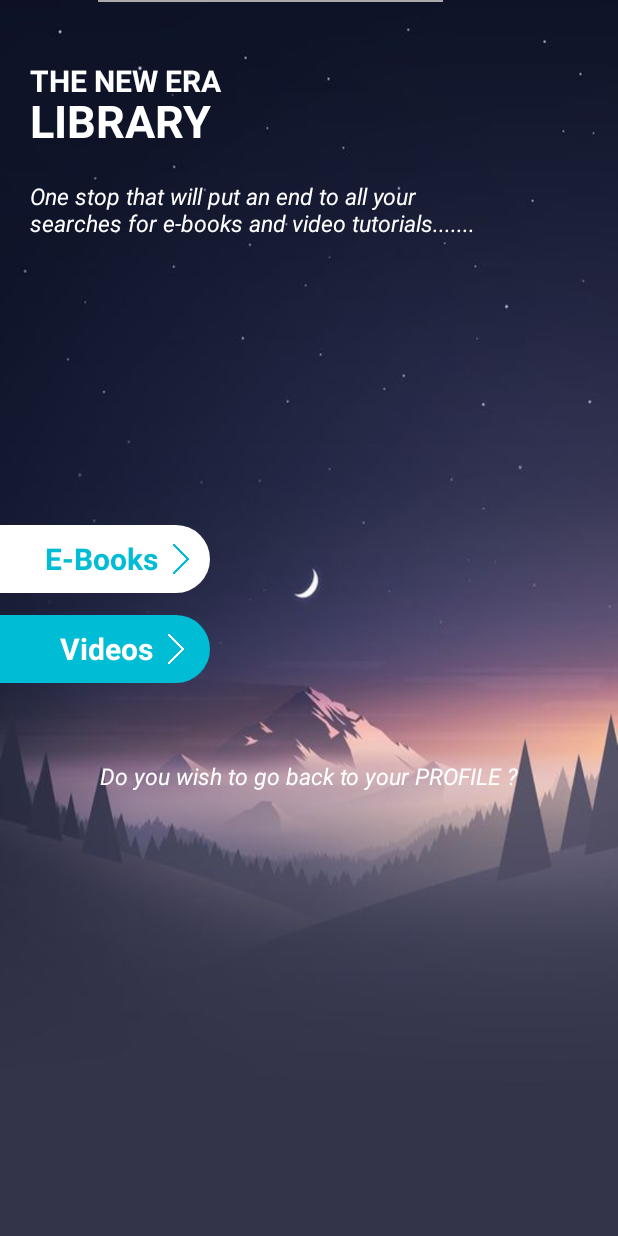
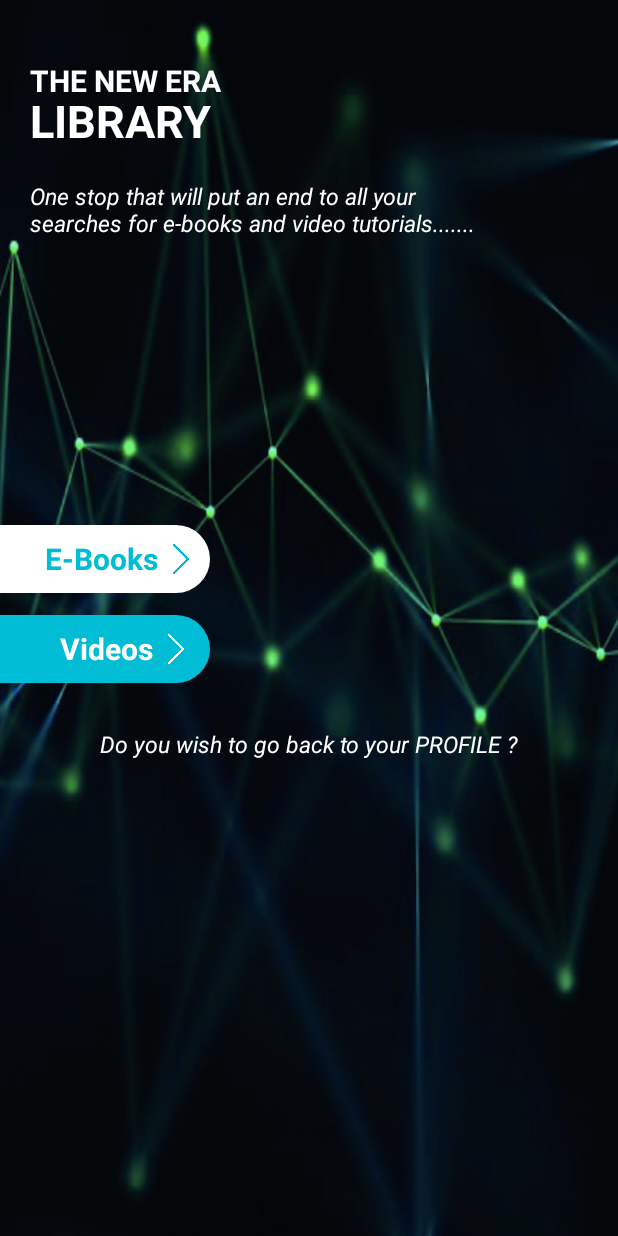
Before and after one commit to abhitroy/dino, an Android app: the screen it shows after launch once a user with an empty profile is signed in (MainActivity), on a phone screen of 412 x 824 dp. Run offline under Robolectric (Android 15) with nearby library versions, the phone set to English and light mode, and no system bars; our stand-ins replace Firebase (no records; nobody signed in at launch, a user with empty details on screens opened directly).

Commit message:
firebase update

```diff
--- a/app/src/main/res/layout/activity_main.xml
+++ b/app/src/main/res/layout/activity_main.xml
@@ -4,7 +4,7 @@
     android:layout_width="match_parent"
     android:layout_height="match_parent"
     tools:context="org.viciousanddelicious.viciousdelicious.MainActivity"
-    android:background="@drawable/main_background"
+    android:background="@drawable/bg"
     android:orientation="vertical">
 
     <TextView
@@ -91,15 +91,19 @@
             android:layout_marginLeft="5dp"/>
     </LinearLayout>
 
+    <LinearLayout
+        android:layout_width="wrap_content"
+        android:layout_height="wrap_content">
+
     <TextView
         android:id="@+id/profile"
         android:layout_width="match_parent"
-        android:layout_height="50dp"
+        android:layout_height="wrap_content"
         android:text="Do you wish to go back to your PROFILE ?"
         android:textColor="@color/white"
         android:textStyle="italic"
         android:textSize="15dp"
-        android:layout_marginTop="478dp"
+        android:layout_marginTop="485dp"
         android:gravity="bottom"
         android:textAlignment="center"/>
 
@@ -108,6 +112,7 @@
         android:layout_height="1dp"
         android:background="@android:color/darker_gray"
         android:layout_marginLeft="65dp" />
+    </LinearLayout>
 
 
 </RelativeLayout>
```
Also changed, not shown: app/src/main/res/drawable/bg.png (added), app/src/main/res/drawable/bgg.png (added), 1 other file.
